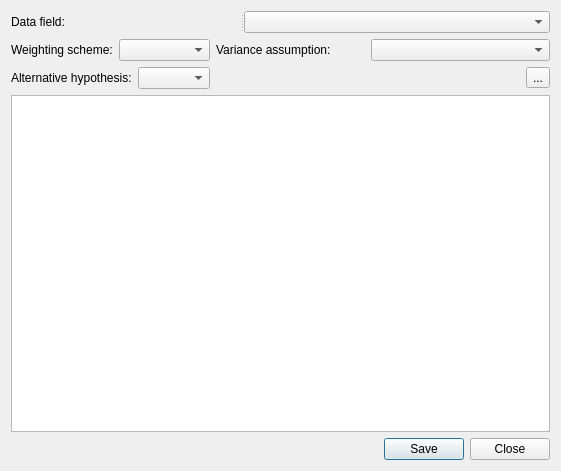
The window that plugin/globalt_dialog_base.ui (IZSVenezie/VetEpiGIS-Stat) describes before a commit, drawn with Qt 5.
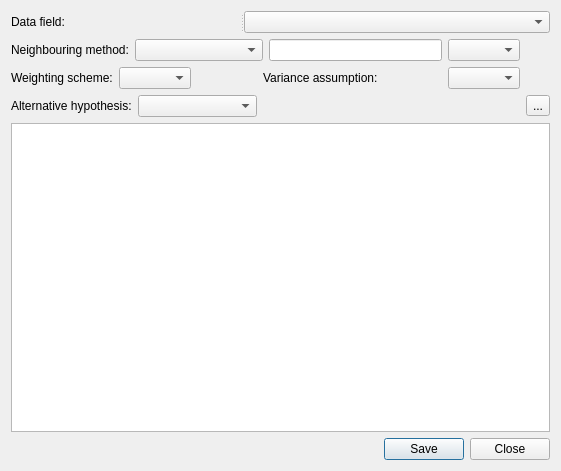
The same window after the commit.

```diff
--- a/plugin/globalt_dialog_base.ui
+++ b/plugin/globalt_dialog_base.ui
@@ -14,7 +14,7 @@
    <string>Dialog</string>
   </property>
   <layout class="QGridLayout" name="gridLayout_3">
-   <item row="0" column="0" colspan="4">
+   <item row="0" column="0" colspan="7">
     <widget class="QSplitter" name="splitter">
      <property name="orientation">
       <enum>Qt::Horizontal</enum>
@@ -35,6 +35,45 @@
     </widget>
    </item>
    <item row="1" column="0">
+    <widget class="QLabel" name="label_5">
+     <property name="text">
+      <string>Neighbouring method:</string>
+     </property>
+    </widget>
+   </item>
+   <item row="1" column="1" colspan="3">
+    <widget class="QComboBox" name="comboBox_5"/>
+   </item>
+   <item row="1" column="4">
+    <widget class="QLineEdit" name="lineEdit">
+     <property name="inputMethodHints">
+      <set>Qt::ImhDigitsOnly</set>
+     </property>
+     <property name="inputMask">
+      <string/>
+     </property>
+     <property name="alignment">
+      <set>Qt::AlignRight|Qt::AlignTrailing|Qt::AlignVCenter</set>
+     </property>
+    </widget>
+   </item>
+   <item row="1" column="5">
+    <widget class="QComboBox" name="comboBox_6"/>
+   </item>
+   <item row="1" column="6">
+    <spacer name="horizontalSpacer_2">
+     <property name="orientation">
+      <enum>Qt::Horizontal</enum>
+     </property>
+     <property name="sizeHint" stdset="0">
+      <size>
+       <width>25</width>
+       <height>20</height>
+      </size>
+     </property>
+    </spacer>
+   </item>
+   <item row="2" column="0" colspan="2">
     <layout class="QGridLayout" name="gridLayout">
      <item row="0" column="0">
       <widget class="QLabel" name="label_2">
@@ -48,17 +87,30 @@
      </item>
     </layout>
    </item>
-   <item row="1" column="1">
+   <item row="2" column="2">
+    <spacer name="horizontalSpacer_3">
+     <property name="orientation">
+      <enum>Qt::Horizontal</enum>
+     </property>
+     <property name="sizeHint" stdset="0">
+      <size>
+       <width>64</width>
+       <height>20</height>
+      </size>
+     </property>
+    </spacer>
+   </item>
+   <item row="2" column="3" colspan="2">
     <widget class="QLabel" name="label_4">
      <property name="text">
       <string>Variance assumption:</string>
      </property>
     </widget>
    </item>
-   <item row="1" column="2" colspan="2">
+   <item row="2" column="5">
     <widget class="QComboBox" name="comboBox_4"/>
    </item>
-   <item row="2" column="0">
+   <item row="3" column="0" colspan="3">
     <layout class="QGridLayout" name="gridLayout_2">
      <item row="0" column="0">
       <widget class="QLabel" name="label_3">
@@ -72,7 +124,7 @@
      </item>
     </layout>
    </item>
-   <item row="2" column="1" colspan="2">
+   <item row="3" column="4" colspan="2">
     <spacer name="horizontalSpacer">
      <property name="orientation">
       <enum>Qt::Horizontal</enum>
@@ -85,17 +137,17 @@
      </property>
     </spacer>
    </item>
-   <item row="2" column="3">
+   <item row="3" column="6">
     <widget class="QToolButton" name="toolButton">
      <property name="text">
       <string>...</string>
      </property>
     </widget>
    </item>
-   <item row="3" column="0" colspan="4">
+   <item row="4" column="0" colspan="7">
     <widget class="QPlainTextEdit" name="plainTextEdit"/>
    </item>
-   <item row="4" column="1" colspan="3">
+   <item row="5" column="4" colspan="3">
     <widget class="QDialogButtonBox" name="buttonBox">
      <property name="orientation">
       <enum>Qt::Horizontal</enum>
```
